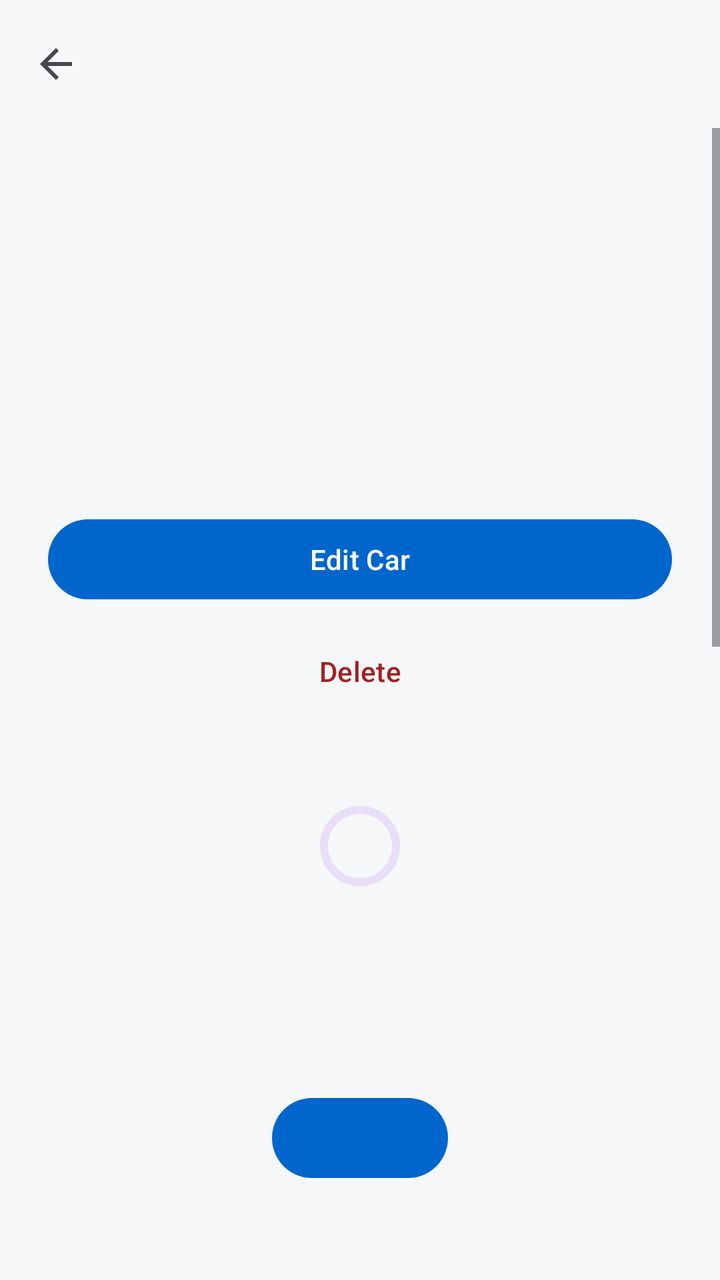
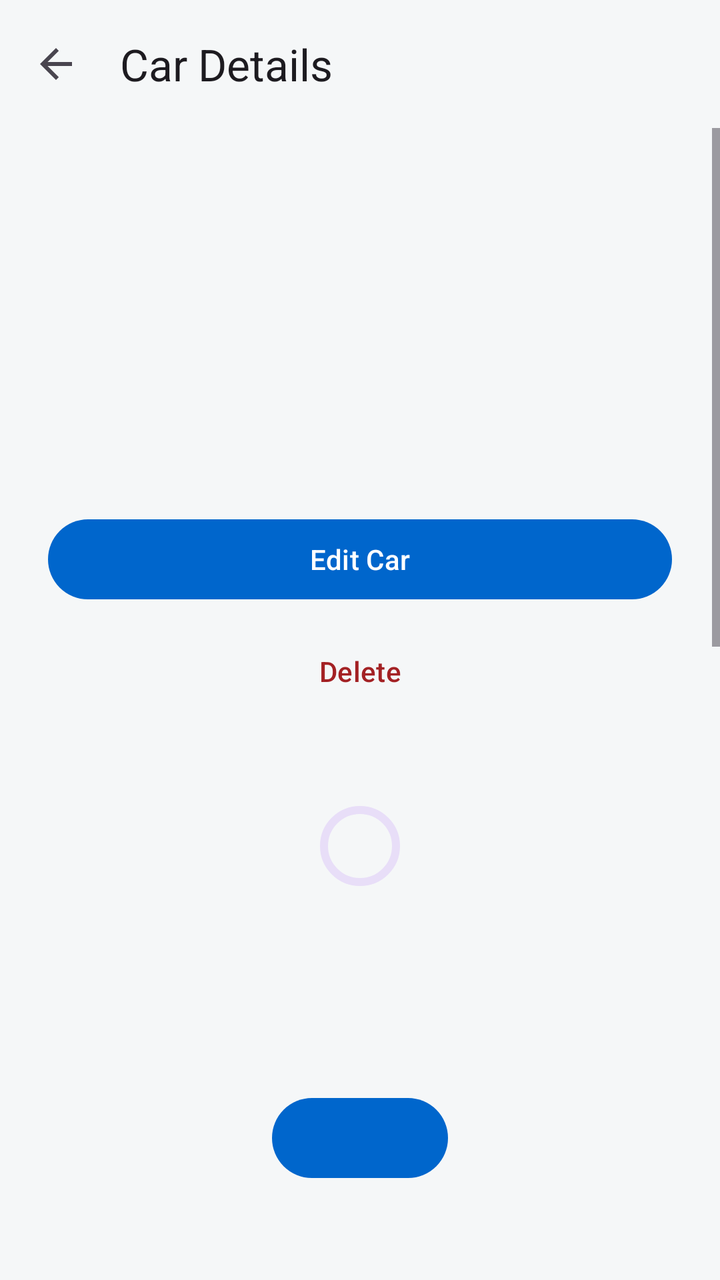

Screens rendered from an Android XML layout before and after an edit, with the pre-edit source and the edit as a unified diff.
<!-- AndroidManifest.xml: application theme Theme.Corsa -->
<!-- res/layout/fragment_vehicle_details.xml -->
<?xml version="1.0" encoding="utf-8"?>
<LinearLayout xmlns:android="http://schemas.android.com/apk/res/android" xmlns:app="http://schemas.android.com/apk/res-auto"
    android:layout_width="match_parent" android:layout_height="match_parent" android:orientation="vertical">
    <com.google.android.material.appbar.MaterialToolbar android:id="@+id/toolbar" android:layout_width="match_parent" android:layout_height="wrap_content" android:title="@string/vehicle_details_title" app:navigationIcon="?attr/homeAsUpIndicator" />
    <ScrollView android:id="@+id/detailsContent" android:layout_width="match_parent" android:layout_height="0dp" android:layout_weight="1" android:fillViewport="true">
        <LinearLayout android:layout_width="match_parent" android:layout_height="wrap_content" android:orientation="vertical" android:padding="24dp">
            <TextView android:id="@+id/vehicleName" android:layout_width="match_parent" android:layout_height="wrap_content" android:textAppearance="?attr/textAppearanceHeadlineMedium" />
            <TextView android:id="@+id/vehiclePlate" android:layout_width="match_parent" android:layout_height="wrap_content" android:layout_marginTop="12dp" android:textAppearance="?attr/textAppearanceBodyLarge" />
            <TextView android:id="@+id/vehicleMileage" android:layout_width="match_parent" android:layout_height="wrap_content" android:layout_marginTop="12dp" android:textAppearance="?attr/textAppearanceBodyLarge" />
            <TextView android:id="@+id/deleteError" android:layout_width="match_parent" android:layout_height="wrap_content" android:layout_marginTop="16dp" android:textColor="?attr/colorError" android:accessibilityLiveRegion="polite" />
            <com.google.android.material.button.MaterialButton android:id="@+id/editVehicle" android:layout_width="match_parent" android:layout_height="wrap_content" android:layout_marginTop="28dp" android:minHeight="48dp" android:text="@string/edit_vehicle" />
            <com.google.android.material.button.MaterialButton android:id="@+id/deleteVehicle" style="@style/Widget.Material3.Button.TextButton" android:layout_width="match_parent" android:layout_height="wrap_content" android:layout_marginTop="8dp" android:minHeight="48dp" android:text="@string/delete" android:textColor="?attr/colorError" />
        </LinearLayout>
    </ScrollView>
    <LinearLayout android:id="@+id/detailsStatus" android:layout_width="match_parent" android:layout_height="0dp" android:layout_weight="1" android:gravity="center" android:orientation="vertical" android:padding="24dp">
        <com.google.android.material.progressindicator.CircularProgressIndicator android:id="@+id/detailsProgress" android:layout_width="wrap_content" android:layout_height="wrap_content" />
        <TextView android:id="@+id/detailsStatusTitle" android:layout_width="wrap_content" android:layout_height="wrap_content" android:layout_marginTop="16dp" android:gravity="center" android:textAppearance="?attr/textAppearanceHeadlineSmall" />
        <TextView android:id="@+id/detailsStatusMessage" android:layout_width="wrap_content" android:layout_height="wrap_content" android:layout_marginTop="8dp" android:gravity="center" android:textAppearance="?attr/textAppearanceBodyLarge" />
        <com.google.android.material.button.MaterialButton android:id="@+id/detailsStatusAction" android:layout_width="wrap_content" android:layout_height="wrap_content" android:layout_marginTop="20dp" android:minHeight="48dp" />
    </LinearLayout>
</LinearLayout>
<!-- resources referenced by this layout -->
<resources>
  <string name="delete">Delete</string>
  <string name="edit_vehicle">Edit Car</string>
  <string name="vehicle_details_title">Car Details</string>
  <style name="Theme.Corsa" parent="Base.Theme.Corsa" />
  <style name="Base.Theme.Corsa" parent="Theme.Material3.DayNight.NoActionBar">
          <item name="android:windowBackground">@color/corsa_background</item>
          <item name="android:colorBackground">@color/corsa_background</item>
          <item name="colorSurface">@color/corsa_surface</item>
          <item name="colorOnSurface">@color/corsa_primary_content</item>
          <item name="colorOnSurfaceVariant">@color/corsa_secondary_content</item>
          <item name="colorPrimary">@color/corsa_accent</item>
          <item name="colorOnPrimary">@color/corsa_on_accent</item>
          <item name="colorError">@color/corsa_error</item>
      </style>
  <color name="corsa_background">#F5F7F8</color>
  <color name="corsa_surface">#FFFFFF</color>
  <color name="corsa_primary_content">#16181C</color>
  <color name="corsa_secondary_content">#515A64</color>
  <color name="corsa_accent">#0066CC</color>
  <color name="corsa_on_accent">#FFFFFF</color>
  <color name="corsa_error">#A32124</color>
</resources>

<!-- the commit's change to res/layout/fragment_vehicle_details.xml (unified diff, before → after) -->
@@ -1,7 +1,7 @@
 <?xml version="1.0" encoding="utf-8"?>
 <LinearLayout xmlns:android="http://schemas.android.com/apk/res/android" xmlns:app="http://schemas.android.com/apk/res-auto"
     android:layout_width="match_parent" android:layout_height="match_parent" android:orientation="vertical">
-    <com.google.android.material.appbar.MaterialToolbar android:id="@+id/toolbar" android:layout_width="match_parent" android:layout_height="wrap_content" android:title="@string/vehicle_details_title" app:navigationIcon="?attr/homeAsUpIndicator" />
+    <com.google.android.material.appbar.MaterialToolbar android:id="@+id/toolbar" android:layout_width="match_parent" android:layout_height="wrap_content" app:title="@string/vehicle_details_title" app:navigationIcon="?attr/homeAsUpIndicator" />
     <ScrollView android:id="@+id/detailsContent" android:layout_width="match_parent" android:layout_height="0dp" android:layout_weight="1" android:fillViewport="true">
         <LinearLayout android:layout_width="match_parent" android:layout_height="wrap_content" android:orientation="vertical" android:padding="24dp">
             <TextView android:id="@+id/vehicleName" android:layout_width="match_parent" android:layout_height="wrap_content" android:textAppearance="?attr/textAppearanceHeadlineMedium" />
